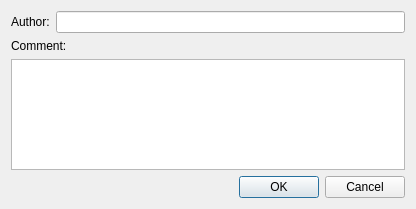
Before: the Qt Designer form python/masarclient/ui/ui_commentdiag.ui in NSLS-II/masarUI, drawn with Qt 5.
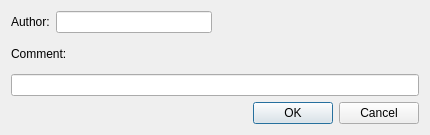
After: the same form once the commit is applied.

Commit message: major changes: implemented one button to preview snapshot live data and won't save the data to MASAR database unless the user is sure what he is doing; automatically fill in author info for Comment Dialog and the comment is limited to 80 characters

What changed in the file:
```diff
--- a/python/masarclient/ui/ui_commentdiag.ui
+++ b/python/masarclient/ui/ui_commentdiag.ui
@@ -6,15 +6,15 @@
    <rect>
     <x>0</x>
     <y>0</y>
-    <width>416</width>
-    <height>209</height>
+    <width>426</width>
+    <height>135</height>
    </rect>
   </property>
   <property name="windowTitle">
    <string>Comment</string>
   </property>
-  <layout class="QVBoxLayout" name="verticalLayout">
-   <item>
+  <layout class="QGridLayout" name="gridLayout">
+   <item row="0" column="0">
     <layout class="QHBoxLayout" name="horizontalLayout">
      <item>
       <widget class="QLabel" name="label">
@@ -31,17 +31,39 @@
      </item>
     </layout>
    </item>
-   <item>
+   <item row="1" column="0">
     <widget class="QLabel" name="label_2">
      <property name="text">
       <string>Comment:</string>
      </property>
     </widget>
    </item>
-   <item>
-    <widget class="QTextEdit" name="commentTextEdit"/>
+   <item row="2" column="0" colspan="2">
+    <widget class="QLineEdit" name="commentLineEdit">
+     <property name="sizePolicy">
+      <sizepolicy hsizetype="Expanding" vsizetype="Fixed">
+       <horstretch>1</horstretch>
+       <verstretch>0</verstretch>
+      </sizepolicy>
+     </property>
+     <property name="minimumSize">
+      <size>
+       <width>408</width>
+       <height>0</height>
+      </size>
+     </property>
+     <property name="text">
+      <string/>
+     </property>
+     <property name="maxLength">
+      <number>80</number>
+     </property>
+     <property name="dragEnabled">
+      <bool>true</bool>
+     </property>
+    </widget>
    </item>
-   <item>
+   <item row="3" column="1">
     <widget class="QDialogButtonBox" name="buttonBox">
      <property name="orientation">
       <enum>Qt::Horizontal</enum>
```
Left out of the diff: 40 changed lines with no effect on the pictures. The commit also changes 5 other files.
